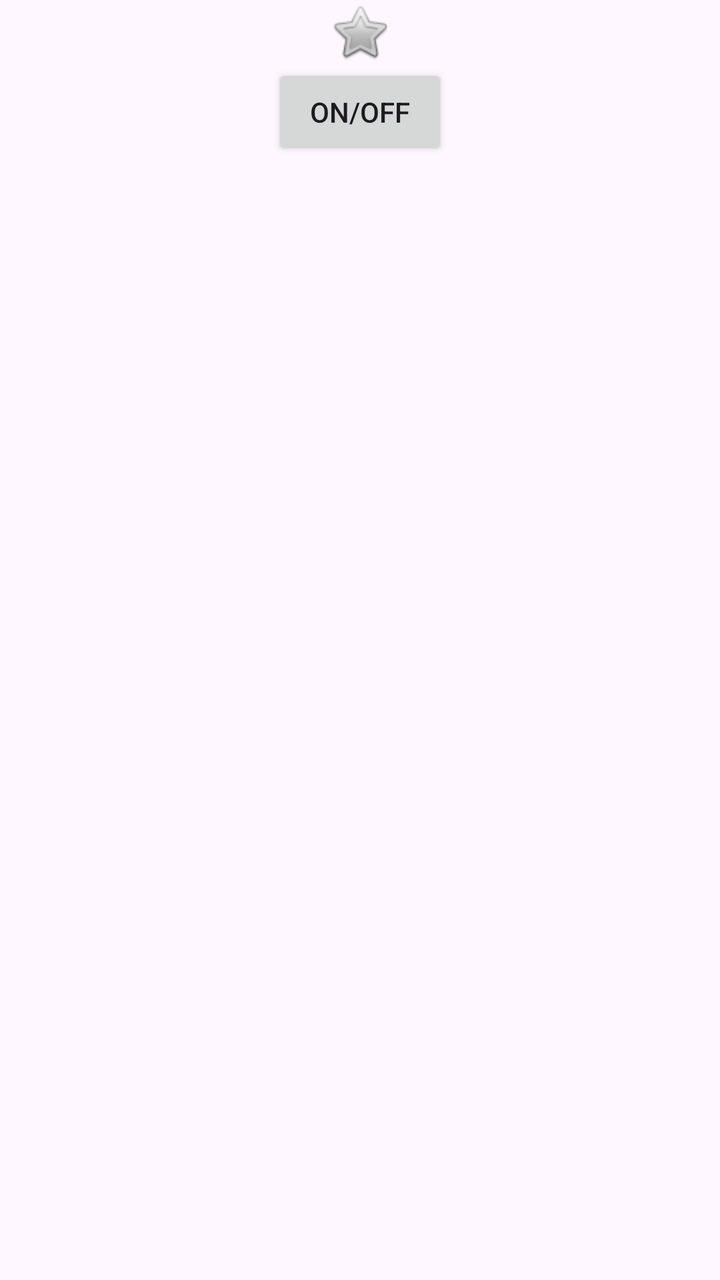
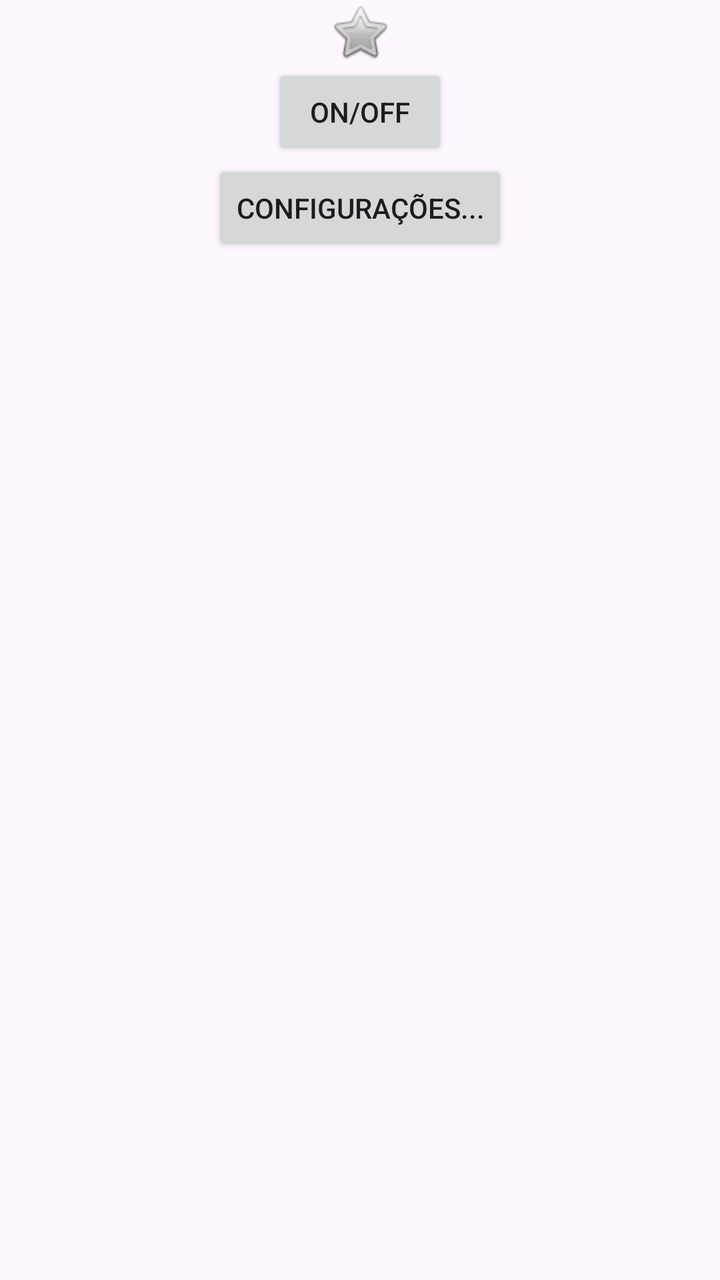

Screens rendered from an Android XML layout before and after an edit, with the pre-edit source and the edit as a unified diff.
<!-- AndroidManifest.xml: application theme Theme.MarcaEstrela -->
<!-- res/layout/activity_main.xml -->
<?xml version="1.0" encoding="utf-8"?>
<LinearLayout xmlns:android="http://schemas.android.com/apk/res/android"
    xmlns:app="http://schemas.android.com/apk/res-auto"
    xmlns:tools="http://schemas.android.com/tools"
    android:id="@+id/main"
    android:layout_width="match_parent"
    android:layout_height="match_parent"
    android:orientation="vertical"
    tools:context=".MainActivity">

    <ImageView
        android:id="@+id/imagem"
        android:layout_width="wrap_content"
        android:layout_height="wrap_content"
        android:layout_gravity="center"
        android:src="@android:drawable/btn_star_big_off"
        />

    <Button
        android:id="@+id/btOnOff"
        android:layout_width="wrap_content"
        android:layout_height="wrap_content"
        android:layout_gravity="center"
        android:text="On/Off"
        />


</LinearLayout>
<!-- resources referenced by this layout -->
<resources>
  <style name="Theme.MarcaEstrela" parent="Base.Theme.MarcaEstrela" />
  <style name="Base.Theme.MarcaEstrela" parent="Theme.Material3.DayNight.NoActionBar">
          
          
      </style>
</resources>

<!-- the commit's change to res/layout/activity_main.xml (unified diff, before → after) -->
@@ -12,7 +12,7 @@
         android:id="@+id/imagem"
         android:layout_width="wrap_content"
         android:layout_height="wrap_content"
-        android:layout_gravity="center"
+        android:layout_gravity="center_horizontal"
         android:src="@android:drawable/btn_star_big_off"
         />
 
@@ -20,8 +20,16 @@
         android:id="@+id/btOnOff"
         android:layout_width="wrap_content"
         android:layout_height="wrap_content"
-        android:layout_gravity="center"
+        android:layout_gravity="center_horizontal"
         android:text="On/Off"
+        />
+
+    <Button
+        android:id="@+id/btConfiguracoes"
+        android:layout_width="wrap_content"
+        android:layout_height="wrap_content"
+        android:layout_gravity="center_horizontal"
+        android:text="Configurações..."
         />
 
 
